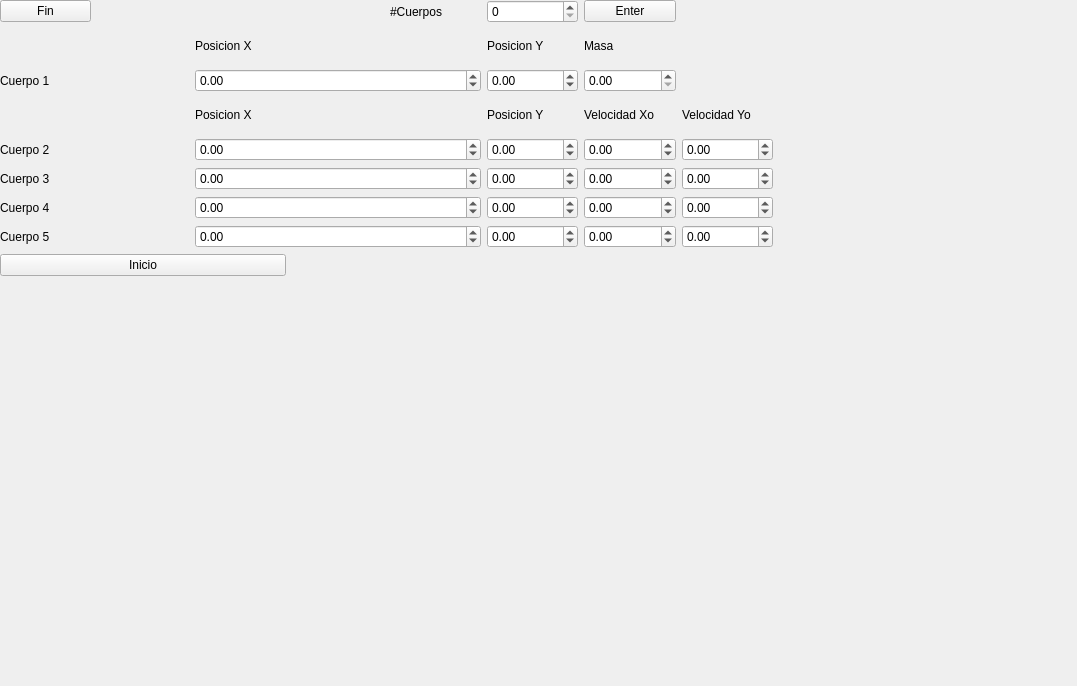
The window that PARCIAL_FINAL/untitled/mainwindow.ui (AFRF99/Parcial_final) describes before a commit, drawn with Qt 5.
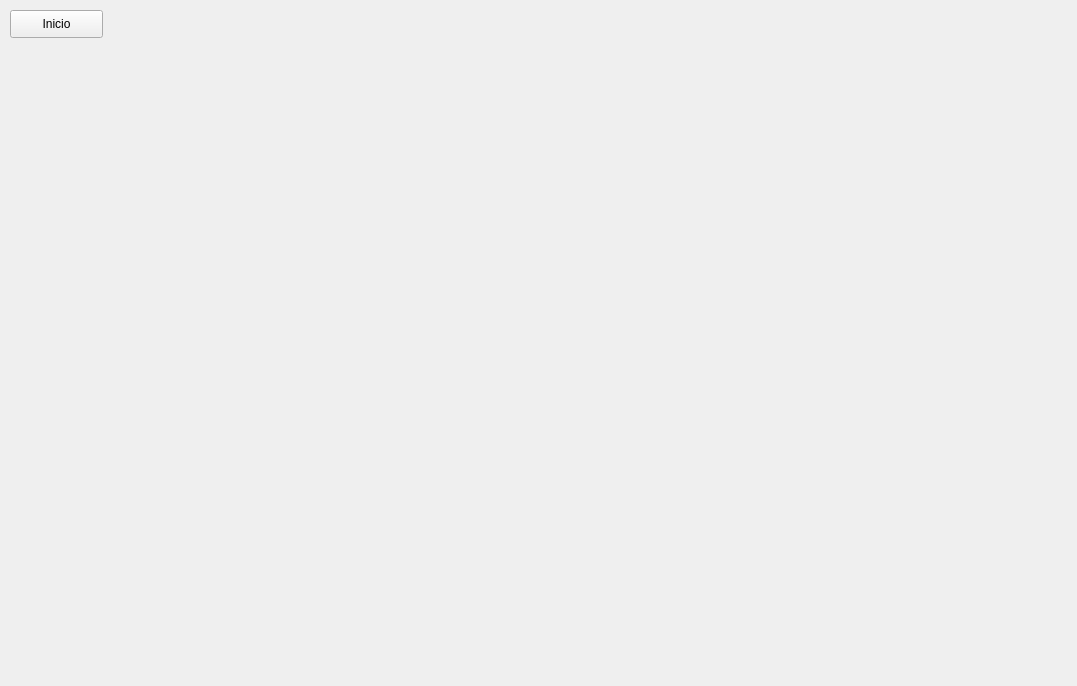
The same window after the commit. Icons and pictures are not drawn.

Patch:
```diff
--- a/PARCIAL_FINAL/untitled/mainwindow.ui
+++ b/PARCIAL_FINAL/untitled/mainwindow.ui
@@ -14,320 +14,6 @@
    <string>MainWindow</string>
   </property>
   <widget class="QWidget" name="centralwidget">
-   <widget class="QWidget" name="layoutWidget">
-    <property name="geometry">
-     <rect>
-      <x>0</x>
-      <y>0</y>
-      <width>773</width>
-      <height>276</height>
-     </rect>
-    </property>
-    <layout class="QGridLayout" name="gridLayout">
-     <item row="7" column="6">
-      <widget class="QDoubleSpinBox" name="VX5">
-       <property name="minimum">
-        <double>-99999999999999995280522225138166806691251291352861698530421623488512.000000000000000</double>
-       </property>
-       <property name="maximum">
-        <double>100000000000000004384584304507619735463404765184.000000000000000</double>
-       </property>
-      </widget>
-     </item>
-     <item row="0" column="5">
-      <widget class="QSpinBox" name="numeroc"/>
-     </item>
-     <item row="6" column="5">
-      <widget class="QDoubleSpinBox" name="Y4">
-       <property name="minimum">
-        <double>-99999999999999999322094867436162797646170844194406400.000000000000000</double>
-       </property>
-       <property name="maximum">
-        <double>100000000000000000620008645040778319495168.000000000000000</double>
-       </property>
-      </widget>
-     </item>
-     <item row="4" column="0" colspan="2">
-      <widget class="QLabel" name="cuerpo2">
-       <property name="text">
-        <string>Cuerpo 2</string>
-       </property>
-      </widget>
-     </item>
-     <item row="6" column="0" colspan="2">
-      <widget class="QLabel" name="cuerpo4">
-       <property name="text">
-        <string>Cuerpo 4</string>
-       </property>
-      </widget>
-     </item>
-     <item row="3" column="5">
-      <widget class="QLabel" name="y">
-       <property name="text">
-        <string>Posicion Y</string>
-       </property>
-      </widget>
-     </item>
-     <item row="1" column="5">
-      <widget class="QLabel" name="y2">
-       <property name="text">
-        <string>Posicion Y</string>
-       </property>
-      </widget>
-     </item>
-     <item row="1" column="6">
-      <widget class="QLabel" name="masa2">
-       <property name="text">
-        <string>Masa</string>
-       </property>
-      </widget>
-     </item>
-     <item row="3" column="7">
-      <widget class="QLabel" name="vy">
-       <property name="text">
-        <string>Velocidad Yo</string>
-       </property>
-      </widget>
-     </item>
-     <item row="3" column="2" colspan="2">
-      <widget class="QLabel" name="x">
-       <property name="text">
-        <string>Posicion X</string>
-       </property>
-      </widget>
-     </item>
-     <item row="7" column="5">
-      <widget class="QDoubleSpinBox" name="Y5">
-       <property name="minimum">
-        <double>-99999999999999996863366107917975552.000000000000000</double>
-       </property>
-       <property name="maximum">
-        <double>9999999999999999538762658202121142272.000000000000000</double>
-       </property>
-      </widget>
-     </item>
-     <item row="1" column="2">
-      <widget class="QLabel" name="x2">
-       <property name="text">
-        <string>Posicion X</string>
-       </property>
-      </widget>
-     </item>
-     <item row="6" column="6">
-      <widget class="QDoubleSpinBox" name="VX4">
-       <property name="minimum">
-        <double>-100000000000000007629769841091887003294964970946560.000000000000000</double>
-       </property>
-       <property name="maximum">
-        <double>10000000000000000102350670204085511496304388135324745728.000000000000000</double>
-       </property>
-      </widget>
-     </item>
-     <item row="4" column="7">
-      <widget class="QDoubleSpinBox" name="Vyo">
-       <property name="minimum">
-        <double>-10000000000000000470601344959054695891559601407866630764278709534898249531392.000000000000000</double>
-       </property>
-       <property name="maximum">
-        <double>999999999999999926539781176481198923508803215199467887262646419780362305536.000000000000000</double>
-       </property>
-      </widget>
-     </item>
-     <item row="0" column="0">
-      <widget class="QPushButton" name="pushButton_2">
-       <property name="text">
-        <string>Fin</string>
-       </property>
-      </widget>
-     </item>
-     <item row="4" column="6">
-      <widget class="QDoubleSpinBox" name="Vxo">
-       <property name="minimum">
-        <double>-10000000000000000139372116959414099130712064.000000000000000</double>
-       </property>
-       <property name="maximum">
-        <double>10000000000000000102350670204085511496304388135324745728.000000000000000</double>
-       </property>
-      </widget>
-     </item>
-     <item row="5" column="6">
-      <widget class="QDoubleSpinBox" name="VX3">
-       <property name="minimum">
-        <double>-9999999999999999493871352970740188669636450110134100730839040.000000000000000</double>
-       </property>
-       <property name="maximum">
-        <double>10000000000000000213204190094543968723012578712679649467743338496.000000000000000</double>
-       </property>
-      </widget>
-     </item>
-     <item row="4" column="5">
-      <widget class="QDoubleSpinBox" name="Yo">
-       <property name="minimum">
-        <double>-99999999999999999322094867436162797646170844194406400.000000000000000</double>
-       </property>
-       <property name="maximum">
-        <double>10000000000000000146306952306748730309700429878646550592786107871697963642511482159104.000000000000000</double>
-       </property>
-      </widget>
-     </item>
-     <item row="7" column="7">
-      <widget class="QDoubleSpinBox" name="VY5">
-       <property name="minimum">
-        <double>-9999999999999999931398190359470212947659194368.000000000000000</double>
-       </property>
-       <property name="maximum">
-        <double>1000000000000000048346692115553659057528394845890514255872.000000000000000</double>
-       </property>
-      </widget>
-     </item>
-     <item row="4" column="2" colspan="3">
-      <widget class="QDoubleSpinBox" name="Xo">
-       <property name="minimum">
-        <double>-9999999999999999464902769475481793196872414789632.000000000000000</double>
-       </property>
-       <property name="maximum">
-        <double>9999999999999999438119489974413630815797154428513196965888.000000000000000</double>
-       </property>
-      </widget>
-     </item>
-     <item row="6" column="2" colspan="3">
-      <widget class="QDoubleSpinBox" name="X4">
-       <property name="minimum">
-        <double>-1000000000000000078291540404596243842305360299886116864.000000000000000</double>
-       </property>
-       <property name="maximum">
-        <double>99999999999999999322094867436162797646170844194406400.000000000000000</double>
-       </property>
-      </widget>
-     </item>
-     <item row="6" column="7">
-      <widget class="QDoubleSpinBox" name="VY4">
-       <property name="minimum">
-        <double>-9999999999999999464902769475481793196872414789632.000000000000000</double>
-       </property>
-       <property name="maximum">
-        <double>9999999999999999932209486743616279764617084419440640.000000000000000</double>
-       </property>
-      </widget>
-     </item>
-     <item row="2" column="5">
-      <widget class="QDoubleSpinBox" name="YI">
-       <property name="minimum">
-        <double>-1000000000000000078291540404596243842305360299886116864.000000000000000</double>
-       </property>
-       <property name="maximum">
-        <double>10000000000000000213204190094543968723012578712679649467743338496.000000000000000</double>
-       </property>
-      </widget>
-     </item>
-     <item row="5" column="7">
-      <widget class="QDoubleSpinBox" name="VY3">
-       <property name="minimum">
-        <double>-1000000000000000044885712678075916785549312.000000000000000</double>
-       </property>
-       <property name="maximum">
-        <double>9999999999999999932209486743616279764617084419440640.000000000000000</double>
-       </property>
-      </widget>
-     </item>
-     <item row="2" column="2" colspan="3">
-      <widget class="QDoubleSpinBox" name="XI">
-       <property name="minimum">
-        <double>-10000000000000000139372116959414099130712064.000000000000000</double>
-       </property>
-       <property name="maximum">
-        <double>99999999999999999322094867436162797646170844194406400.000000000000000</double>
-       </property>
-      </widget>
-     </item>
-     <item row="5" column="2" colspan="3">
-      <widget class="QDoubleSpinBox" name="X3">
-       <property name="minimum">
-        <double>-99999999999999999209038626283633850822756121694230455365568299008.000000000000000</double>
-       </property>
-       <property name="maximum">
-        <double>1000000000000000044885712678075916785549312.000000000000000</double>
-       </property>
-      </widget>
-     </item>
-     <item row="7" column="2" colspan="3">
-      <widget class="QDoubleSpinBox" name="X5">
-       <property name="minimum">
-        <double>-100000000000000007629769841091887003294964970946560.000000000000000</double>
-       </property>
-       <property name="maximum">
-        <double>99999999999999997748809823456034029568.000000000000000</double>
-       </property>
-      </widget>
-     </item>
-     <item row="5" column="0" colspan="2">
-      <widget class="QLabel" name="cuerpo3">
-       <property name="text">
-        <string>Cuerpo 3</string>
-       </property>
-      </widget>
-     </item>
-     <item row="0" column="6">
-      <widget class="QPushButton" name="pushButton_3">
-       <property name="text">
-        <string>Enter</string>
-       </property>
-      </widget>
-     </item>
-     <item row="2" column="6">
-      <widget class="QDoubleSpinBox" name="masa">
-       <property name="maximum">
-        <double>9999999999999999827367757839185598317239782875580932278577147150336.000000000000000</double>
-       </property>
-      </widget>
-     </item>
-     <item row="8" column="0" colspan="3">
-      <widget class="QPushButton" name="pushButton">
-       <property name="text">
-        <string>Inicio</string>
-       </property>
-      </widget>
-     </item>
-     <item row="7" column="0" colspan="2">
-      <widget class="QLabel" name="cuerpo5">
-       <property name="text">
-        <string>Cuerpo 5</string>
-       </property>
-      </widget>
-     </item>
-     <item row="0" column="4">
-      <widget class="QLabel" name="numc">
-       <property name="text">
-        <string>#Cuerpos</string>
-       </property>
-      </widget>
-     </item>
-     <item row="5" column="5">
-      <widget class="QDoubleSpinBox" name="Y3">
-       <property name="minimum">
-        <double>-999999999999999993220948674361627976461708441944064.000000000000000</double>
-       </property>
-       <property name="maximum">
-        <double>1000000000000000048346692115553659057528394845890514255872.000000000000000</double>
-       </property>
-      </widget>
-     </item>
-     <item row="3" column="6">
-      <widget class="QLabel" name="vx">
-       <property name="text">
-        <string>Velocidad Xo</string>
-       </property>
-      </widget>
-     </item>
-     <item row="2" column="0">
-      <widget class="QLabel" name="cuerpo1">
-       <property name="text">
-        <string>Cuerpo 1</string>
-       </property>
-      </widget>
-     </item>
-    </layout>
-   </widget>
    <widget class="QLabel" name="Bola">
     <property name="geometry">
      <rect>
@@ -423,6 +109,19 @@
      <bool>true</bool>
     </property>
    </widget>
+   <widget class="QPushButton" name="pushButton">
+    <property name="geometry">
+     <rect>
+      <x>10</x>
+      <y>10</y>
+      <width>93</width>
+      <height>28</height>
+     </rect>
+    </property>
+    <property name="text">
+     <string>Inicio</string>
+    </property>
+   </widget>
   </widget>
  </widget>
  <resources>
```
Left out of the diff: 4 changed lines with no effect on the pictures.
